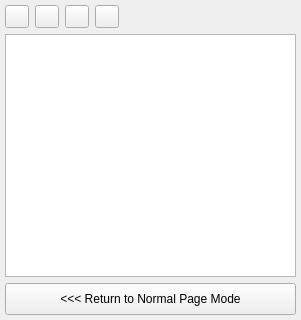
First picture: the form in scribus/ui/pagepalette_masterpagesbase.ui, repository scribusproject/scribus, before the edit.
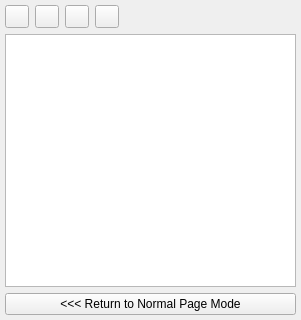
Second picture: the form after the edit.

Commit message: Remove hard coded button height in master page palette and do it dynamically

The edit to the form file:
```diff
--- a/scribus/ui/pagepalette_masterpagesbase.ui
+++ b/scribus/ui/pagepalette_masterpagesbase.ui
@@ -104,12 +104,6 @@
        <verstretch>0</verstretch>
       </sizepolicy>
      </property>
-     <property name="minimumSize">
-      <size>
-       <width>0</width>
-       <height>32</height>
-      </size>
-     </property>
      <property name="text">
       <string>&lt;&lt;&lt; Return to Normal Page Mode</string>
      </property>
```
The commit also changes 5 other files.
